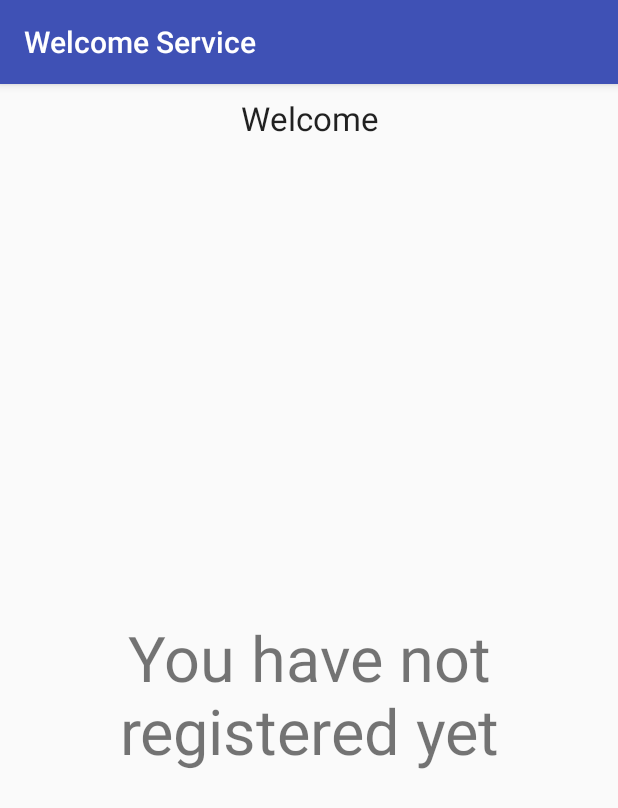
After one commit to mhudorozh/smart_room_welcome_service, an Android app: the WelcomeActivity screen opened directly, with no data from a screen before it, on a phone screen of 412 x 824 dp. The commit adds this screen. Shown: the top 808 px of the screen. Run offline under Robolectric (Android 15) with nearby library versions, the phone set to English and light mode, and no system bars.

Commit message:
welcome activity

```diff
--- a/MobileClient/app/src/main/AndroidManifest.xml
+++ b/MobileClient/app/src/main/AndroidManifest.xml
@@ -16,7 +16,9 @@
                 <category android:name="android.intent.category.LAUNCHER" />
             </intent-filter>
         </activity>
-        <activity android:name=".RegisterActivity"></activity>
+        <activity android:name=".RegisterActivity" />
+        <activity android:name=".WelcomeActivity" />
+        <activity android:name=".WelcomePageActivity"></activity>
     </application>
 
 </manifest>
--- /dev/null
+++ b/MobileClient/app/src/main/java/service/welcome/mobileclient/WelcomeActivity.java
@@ -0,0 +1,13 @@
+package service.welcome.mobileclient;
+
+import android.support.v7.app.AppCompatActivity;
+import android.os.Bundle;
+
+public class WelcomeActivity extends AppCompatActivity {
+
+    @Override
+    protected void onCreate(Bundle savedInstanceState) {
+        super.onCreate(savedInstanceState);
+        setContentView(R.layout.activity_welcome);
+    }
+}
--- /dev/null
+++ b/MobileClient/app/src/main/res/layout/activity_welcome.xml
@@ -0,0 +1,59 @@
+<?xml version="1.0" encoding="utf-8"?>
+<android.support.constraint.ConstraintLayout xmlns:android="http://schemas.android.com/apk/res/android"
+    xmlns:app="http://schemas.android.com/apk/res-auto"
+    xmlns:tools="http://schemas.android.com/tools"
+    android:layout_width="match_parent"
+    android:layout_height="match_parent"
+    tools:context="service.welcome.mobileclient.WelcomeActivity">
+
+    <LinearLayout
+        android:layout_width="match_parent"
+        android:layout_height="match_parent"
+        android:layout_marginBottom="8dp"
+        android:layout_marginLeft="8dp"
+        android:layout_marginRight="8dp"
+        android:layout_marginTop="8dp"
+        android:orientation="vertical"
+        android:weightSum="1"
+        app:layout_constraintBottom_toBottomOf="parent"
+        app:layout_constraintLeft_toLeftOf="parent"
+        app:layout_constraintRight_toRightOf="parent"
+        app:layout_constraintTop_toTopOf="parent">
+
+        <LinearLayout
+            android:layout_width="match_parent"
+            android:layout_height="wrap_content"
+            android:orientation="vertical">
+
+            <TextView
+                android:id="@+id/textView7"
+                android:layout_width="match_parent"
+                android:layout_height="wrap_content"
+                android:text="@string/welcome_text"
+                android:textAlignment="center"
+                android:textAppearance="@android:style/TextAppearance.Large" />
+
+        </LinearLayout>
+
+        <LinearLayout
+            android:layout_width="match_parent"
+            android:layout_height="match_parent"
+            android:layout_weight="0.44"
+            android:orientation="vertical"
+            android:weightSum="1">
+
+            <TextView
+                android:id="@+id/textView8"
+                android:layout_width="match_parent"
+                android:layout_height="match_parent"
+                android:layout_weight="2.24"
+                android:elevation="0dp"
+                android:gravity="center"
+                android:text="@string/not_registered_yet"
+                android:textAlignment="center"
+                android:textSize="42sp" />
+
+        </LinearLayout>
+
+    </LinearLayout>
+</android.support.constraint.ConstraintLayout>
```
Also changed, not shown: MobileClient/app/src/main/java/service/welcome/mobileclient/WelcomePageActivity.java (added, +13 -0 lines), MobileClient/app/src/main/res/layout/activity_main.xml (+25 -11 lines), MobileClient/app/src/main/res/layout/activity_register.xml (+38 -6 lines), MobileClient/app/src/main/res/layout/activity_welcome_page.xml (added, +61 -0 lines), MobileClient/app/src/main/res/values/strings.xml (+15 -11 lines), 4 other files.
